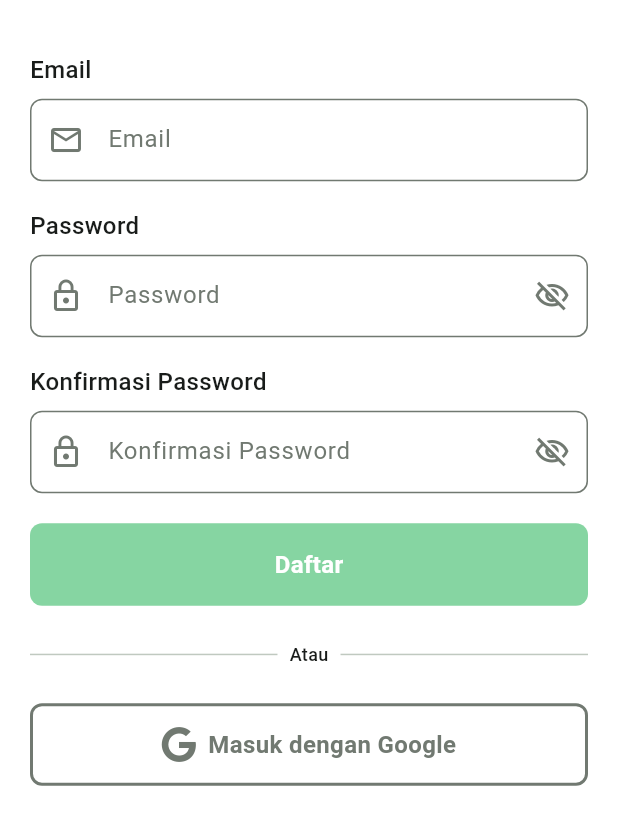
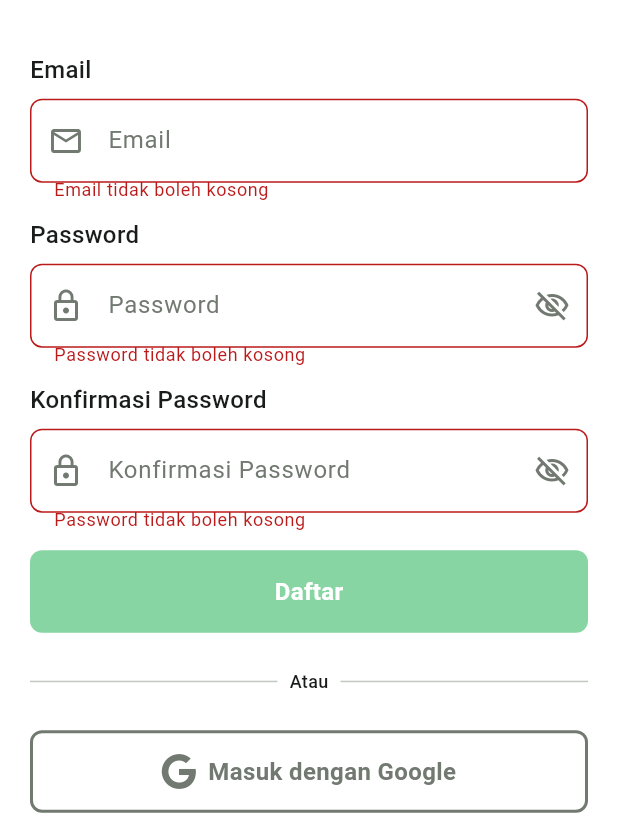
Before and after one commit to notsatria/kaloree, a Flutter app: the screen it shows after launch, after a tap on "Skip", after a tap on "Daftar Sekarang", after a tap on "Daftar", on a phone screen of 412 x 824 dp, the part 405-1236 px from its top. Run offline on Flutter 3.47's test engine with Material 3 defaults, Android fonts, the phone set to English and light mode, and no system bars; drawn by our look-alikes of dynamic_color; our stand-ins replace camera, connectivity_plus, equatable, firebase_auth, firebase_core, flutter_bloc and 7 more; missing offline and left inert: tflite_flutter; accounts and stored records are empty; Roboto replaces fonts that are missing (Poppins); project files that could hold a hidden picture were left out.

Commit message:
feature: success implement register with firebase

```diff
--- a/lib/core/errors/exceptions.dart
+++ b/lib/core/errors/exceptions.dart
@@ -7,11 +7,11 @@ class ServerException implements Exception {
 class EmailAlreadyInUseException implements Exception {
   final String message;
 
-  EmailAlreadyInUseException([this.message = 'Email already in use']);
+  EmailAlreadyInUseException([this.message = 'Email sudah digunakan']);
 }
 
 class WeakPasswordException implements Exception {
   final String message;
 
-  WeakPasswordException([this.message = 'Weak password']);
+  WeakPasswordException([this.message = 'Password lemah']);
 }
--- /dev/null
+++ b/lib/core/utils/show_snackbar.dart
@@ -0,0 +1,12 @@
+import 'package:flutter/material.dart';
+
+void showSnackbar(BuildContext context, String message, {Color? backgroundColor}) {
+  ScaffoldMessenger.of(context)
+    ..hideCurrentSnackBar()
+    ..showSnackBar(
+      SnackBar(
+        backgroundColor: backgroundColor,
+        content: Text(message),
+      ),
+    );
+}
--- a/lib/features/auth/presentaion/views/login_view.dart
+++ b/lib/features/auth/presentaion/views/login_view.dart
@@ -1,18 +1,33 @@
 import 'package:flutter/material.dart';
 import 'package:font_awesome_flutter/font_awesome_flutter.dart';
 import 'package:gap/gap.dart';
+import 'package:kaloree/core/platform/assets.dart';
+import 'package:kaloree/core/routes/app_route.dart';
 import 'package:kaloree/core/theme/color_schemes.g.dart';
 import 'package:kaloree/core/theme/colors.dart';
 import 'package:kaloree/core/theme/fonts.dart';
 import 'package:kaloree/core/theme/sizes.dart';
-import 'package:kaloree/core/routes/app_route.dart';
-import 'package:kaloree/core/platform/assets.dart';
 import 'package:kaloree/core/widgets/custom_button.dart';
-import 'package:kaloree/core/widgets/custom_form_field.dart';
 import 'package:kaloree/core/widgets/dialog.dart';
+import 'package:kaloree/features/auth/presentaion/widgets/auth_form_field.dart';
 
-class LoginView extends StatelessWidget {
+class LoginView extends StatefulWidget {
   const LoginView({super.key});
+
+  @override
+  State<LoginView> createState() => _LoginViewState();
+}
+
+class _LoginViewState extends State<LoginView> {
+  TextEditingController emailController = TextEditingController();
+  TextEditingController passwordController = TextEditingController();
+
+  @override
+  void dispose() {
+    emailController.dispose();
+    passwordController.dispose();
+    super.dispose();
+  }
 
   @override
   Widget build(BuildContext context) {
@@ -76,7 +91,8 @@ class LoginView extends StatelessWidget {
                 style: interMedium.copyWith(fontSize: 16),
               ),
               const Gap(8),
-              const CustomFormField(
+              AuthFormField(
+                controller: emailController,
                 hintText: 'Email',
                 keyboardType: TextInputType.emailAddress,
                 textInputAction: TextInputAction.next,
@@ -88,7 +104,8 @@ class LoginView extends StatelessWidget {
                 style: interMedium.copyWith(fontSize: 16),
               ),
               const Gap(8),
-              CustomFormField(
+              AuthFormField(
+                controller: passwordController,
                 hintText: 'Password',
                 keyboardType: TextInputType.visiblePassword,
                 textInputAction: TextInputAction.done,
--- a/lib/features/auth/presentaion/views/register_view.dart
+++ b/lib/features/auth/presentaion/views/register_view.dart
@@ -1,18 +1,42 @@
+import 'dart:developer';
+
 import 'package:flutter/material.dart';
+import 'package:flutter_bloc/flutter_bloc.dart';
 import 'package:font_awesome_flutter/font_awesome_flutter.dart';
 import 'package:gap/gap.dart';
+import 'package:kaloree/core/platform/assets.dart';
+import 'package:kaloree/core/routes/app_route.dart';
 import 'package:kaloree/core/theme/color_schemes.g.dart';
 import 'package:kaloree/core/theme/colors.dart';
 import 'package:kaloree/core/theme/fonts.dart';
 import 'package:kaloree/core/theme/sizes.dart';
-import 'package:kaloree/core/routes/app_route.dart';
-import 'package:kaloree/core/platform/assets.dart';
+import 'package:kaloree/core/utils/show_snackbar.dart';
 import 'package:kaloree/core/widgets/custom_button.dart';
-import 'package:kaloree/core/widgets/custom_form_field.dart';
 import 'package:kaloree/core/widgets/dialog.dart';
+import 'package:kaloree/features/auth/presentaion/bloc/auth_bloc.dart';
+import 'package:kaloree/features/auth/presentaion/widgets/auth_form_field.dart';
 
-class RegisterView extends StatelessWidget {
+class RegisterView extends StatefulWidget {
   const RegisterView({super.key});
+
+  @override
+  State<RegisterView> createState() => _RegisterViewState();
+}
+
+class _RegisterViewState extends State<RegisterView> {
+  final TextEditingController emailController = TextEditingController();
+  final TextEditingController passwordController = TextEditingController();
+  final TextEditingController passwordConfController = TextEditingController();
+  final _formKey = GlobalKey<FormState>();
+  bool _isLoading = false;
+
+  @override
+  void dispose() {
+    emailController.dispose();
+    passwordController.dispose();
+    passwordConfController.dispose();
+    super.dispose();
+  }
 
   @override
   Widget build(BuildContext context) {
@@ -57,6 +81,27 @@ class RegisterView extends StatelessWidget {
           ),
         ),
         child: SingleChildScrollView(
+          child: BlocConsumer<AuthBloc, AuthState>(
+            listener: (context, state) {
+              if (state is AuthFailure) {
+                showSnackbar(
+                  context,
+                  state.message,
+                  backgroundColor: lightColorScheme.error,
+                );
+              }
+              if (state is AuthLoading) {
+                _isLoading = true;
+              } else {
+                _isLoading = false;
+              }
+              if (state is AuthSuccess) {
+                goReplacementNamed(context, AppRoute.main);
+              }
+            },
+            builder: (context, state) {
+              return Form(
+                key: _formKey,
                 child: Column(
                   crossAxisAlignment: CrossAxisAlignment.start,
                   children: [
@@ -76,11 +121,21 @@ class RegisterView extends StatelessWidget {
                       style: interMedium.copyWith(fontSize: 16),
                     ),
                     const Gap(8),
-              const CustomFormField(
+                    AuthFormField(
+                      controller: emailController,
                       hintText: 'Email',
                       keyboardType: TextInputType.emailAddress,
                       textInputAction: TextInputAction.next,
                       prefixIcon: Icons.email_outlined,
+                      validator: (value) {
+                        if (value!.isEmpty) {
+                          return 'Email tidak boleh kosong';
+                        }
+                        if (!value.contains('@')) {
+                          return 'Email tidak valid';
+                        }
+                        return null;
+                      },
                     ),
                     const Gap(18),
                     Text(
@@ -88,7 +143,8 @@ class RegisterView extends StatelessWidget {
                       style: interMedium.copyWith(fontSize: 16),
                     ),
                     const Gap(8),
-              CustomFormField(
+                    AuthFormField(
+                      controller: passwordController,
                       hintText: 'Password',
                       keyboardType: TextInputType.visiblePassword,
                       textInputAction: TextInputAction.done,
@@ -98,6 +154,18 @@ class RegisterView extends StatelessWidget {
                         color: lightColorScheme.outline,
                       ),
                       obscureText: true,
+                      validator: (value) {
+                        if (value!.isEmpty) {
+                          return 'Password tidak boleh kosong';
+                        }
+                        if (value.length < 6) {
+                          return 'Password minimal 6 karakter';
+                        }
+                        if (value != passwordConfController.text) {
+                          return 'Password tidak sama';
+                        }
+                        return null;
+                      },
                     ),
                     const Gap(18),
                     Text(
@@ -105,7 +173,8 @@ class RegisterView extends StatelessWidget {
                       style: interMedium.copyWith(fontSize: 16),
                     ),
                     const Gap(8),
-              CustomFormField(
+                    AuthFormField(
+                      controller: passwordConfController,
                       hintText: 'Konfirmasi Password',
                       keyboardType: TextInputType.visiblePassword,
                       textInputAction: TextInputAction.done,
@@ -115,13 +184,38 @@ class RegisterView extends StatelessWidget {
                         color: lightColorScheme.outline,
                       ),
                       obscureText: true,
+                      validator: (value) {
+                        if (value!.isEmpty) {
+                          return 'Password tidak boleh kosong';
+                        }
+                        if (value.length < 6) {
+                          return 'Password minimal 6 karakter';
+                        }
+                        if (value != passwordController.text) {
+                          return 'Password tidak sama';
+                        }
+                        return null;
+                      },
                     ),
                     const Gap(20),
                     CustomFilledButton(
                       text: 'Daftar',
                       backgroundColor: onBoardingBackgroundColor,
                       textColor: Colors.white,
-                onTap: () {},
+                      isLoading: _isLoading,
+                      onTap: () {
+                        if (_formKey.currentState!.validate() &&
+                            passwordController.text ==
+                                passwordConfController.text) {
+                          log('Email: ${emailController.text} and Password: ${passwordController.text}');
+                          context.read<AuthBloc>().add(
+                                AuthSignUp(
+                                  email: emailController.text,
+                                  password: passwordController.text,
+                                ),
+                              );
+                        }
+                      },
                     ),
                     const Gap(24),
                     Row(
@@ -183,6 +277,9 @@ class RegisterView extends StatelessWidget {
                     ),
                   ],
                 ),
+              );
+            },
+          ),
         ),
       ),
     );
--- /dev/null
+++ b/lib/features/auth/presentaion/widgets/auth_form_field.dart
@@ -0,0 +1,78 @@
+import 'package:flutter/material.dart';
+import 'package:kaloree/core/theme/color_schemes.g.dart';
+import 'package:kaloree/core/theme/fonts.dart';
+
+class AuthFormField extends StatelessWidget {
+  final String hintText;
+  final TextInputType? keyboardType;
+  final TextInputAction? textInputAction;
+  final IconData prefixIcon;
+  final Widget? suffixIcon;
+  final bool obscureText;
+  final TextEditingController controller;
+  final String? Function(String?)? validator;
+  const AuthFormField({
+    super.key,
+    required this.hintText,
+    this.keyboardType,
+    this.textInputAction,
+    required this.prefixIcon,
+    this.obscureText = false,
+    this.suffixIcon,
+    required this.controller,
+    this.validator,
+  });
+
+  @override
+  Widget build(BuildContext context) {
+    return TextFormField(
+      controller: controller,
+      keyboardType: keyboardType,
+      textInputAction: textInputAction,
+      obscureText: obscureText,
+      style: interRegular.copyWith(
+        fontSize: 16,
+      ),
+      validator: validator,
+      decoration: InputDecoration(
+        errorStyle: interRegular.copyWith(
+          fontSize: 12,
+          color: lightColorScheme.error,
+          height: 0.1,
+        ),
+        errorBorder: _errorBorder(),
+        focusedErrorBorder: _errorBorder(),
+        hintText: hintText,
+        hintStyle: interRegular.copyWith(
+          fontSize: 16,
+          color: lightColorScheme.outline,
+        ),
+        prefixIcon: Icon(
+          prefixIcon,
+          color: lightColorScheme.outline,
+        ),
+        suffixIcon: suffixIcon,
+        border: _border(),
+        focusedBorder: _border(lightColorScheme.primary),
+      ),
+    );
+  }
+
+  OutlineInputBorder _border([Color? borderColor]) {
+    return OutlineInputBorder(
+      borderRadius: BorderRadius.circular(8),
+      borderSide: BorderSide(
+        color: borderColor ?? lightColorScheme.outline,
+      ),
+    );
+  }
+
+  OutlineInputBorder _errorBorder() {
+    return OutlineInputBorder(
+      borderRadius: BorderRadius.circular(8),
+      borderSide: BorderSide(
+        color: lightColorScheme.error,
+      ),
+    );
+  }
+}
```
Also changed, not shown: lib/features/assesment/presentation/views/personal_assesment_view.dart (+5 -5 lines), lib/features/assesment/presentation/views/personal_information_view.dart (+4 -4 lines), lib/features/assesment/presentation/widgets/custom_form_field.dart (renamed from lib/core/widgets/custom_form_field.dart). Lines whose indentation alone changed are shown as unchanged.
